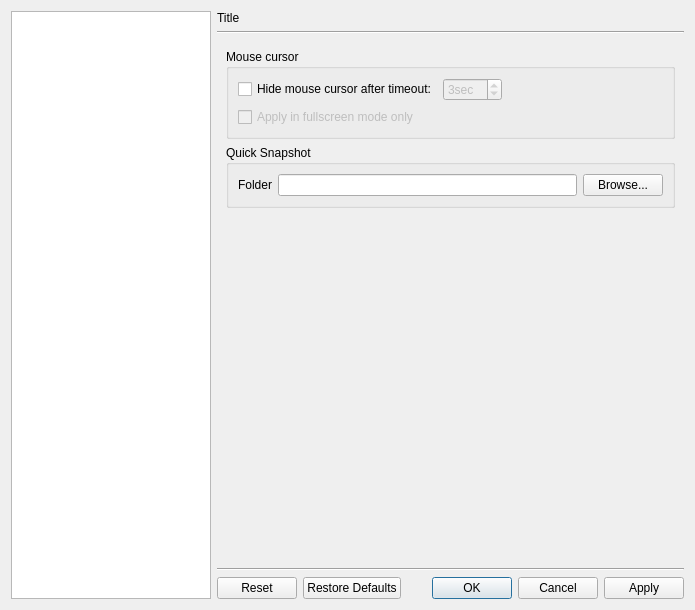
First picture: the form in src/cmplayer/ui/prefdialog.ui, repository bylee20/bomi, before the edit.
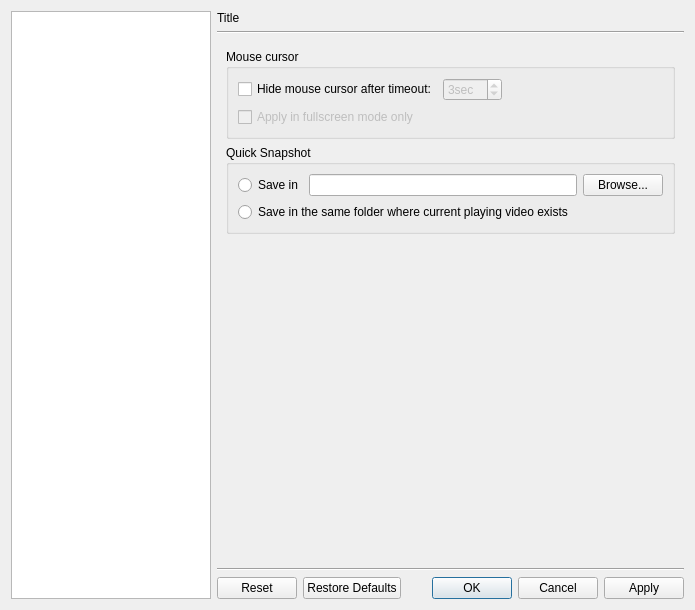
Second picture: the form after the edit. Icons and pictures are not drawn. Custom widgets are drawn as their Qt base class.

Commit message: add option to save quick snapshot in current playing video directory

Diff of the .ui file:
```diff
--- a/src/cmplayer/ui/prefdialog.ui
+++ b/src/cmplayer/ui/prefdialog.ui
@@ -209,16 +209,16 @@
            <property name="title">
             <string>Quick Snapshot</string>
            </property>
-           <layout class="QFormLayout" name="formLayout_21">
-            <item row="0" column="0">
-             <widget class="QLabel" name="label_23">
-              <property name="text">
-               <string>Folder</string>
-              </property>
-             </widget>
-            </item>
-            <item row="0" column="1">
+           <layout class="QVBoxLayout" name="verticalLayout_42">
+            <item>
              <layout class="QHBoxLayout" name="horizontalLayout_16">
+              <item>
+               <widget class="QRadioButton" name="save_quick_snapshot_folder">
+                <property name="text">
+                 <string>Save in</string>
+                </property>
+               </widget>
+              </item>
               <item>
                <widget class="QLineEdit" name="quick_snapshot_folder">
                 <property name="readOnly">
@@ -235,6 +235,13 @@
               </item>
              </layout>
             </item>
+            <item>
+             <widget class="QRadioButton" name="save_quick_snapshot_current">
+              <property name="text">
+               <string>Save in the same folder where current playing video exists</string>
+              </property>
+             </widget>
+            </item>
            </layout>
           </widget>
          </item>
```
The commit also changes 5 other files.
